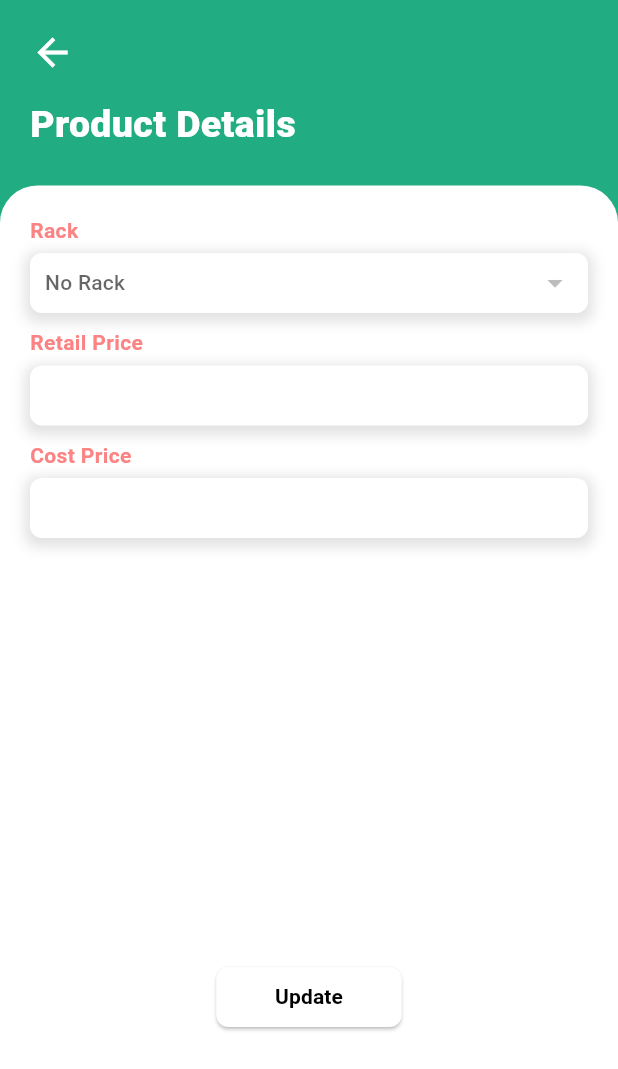
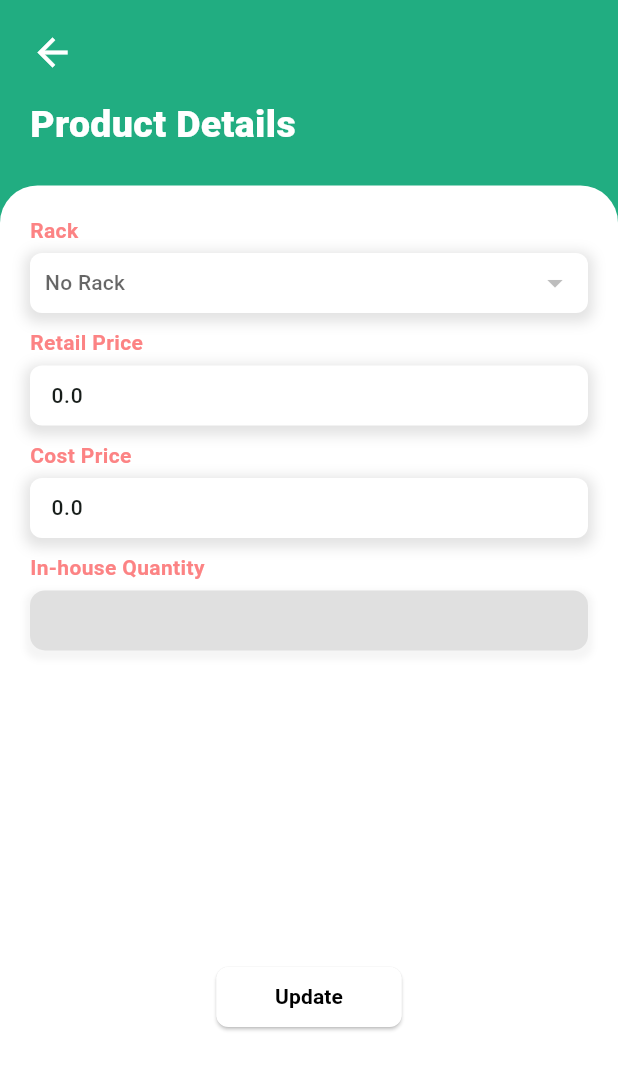
Before and after one commit to UnidboxIT/UnidboxApp, a Flutter app: the ProductDetailScreen screen opened directly with empty values, after a tap on the "edit document" icon, on a phone screen of 412 x 824 dp. Shown: the top 1069 px of the screen. Run offline on Flutter 3.47's test engine with Material 3 defaults, Android fonts, the light colour scheme and no system bars; drawn by our look-alikes of dropdown_button2; our stand-ins replace cached_network_image, flutter_svg, focus_detector_v2, get, get_storage, image_picker and 4 more; missing offline and left inert: mobile_scanner, syncfusion_flutter_barcodes; accounts and stored records are empty; network calls fail.

Commit message:
product detail update

```diff
--- a/lib/controllers/home_controllers/product_detail_controller.dart
+++ b/lib/controllers/home_controllers/product_detail_controller.dart
@@ -29,7 +29,10 @@ class ProductDetailController extends GetxController {
     update();
   }
 
-  addValueForProductUpdate() {}
+  addRetailPriceCostPrice(String retailPrice, String costPrice) {
+    txtRetailPrice.text = retailPrice;
+    txtCostPrice.text = costPrice;
+  }
 
   updateSelectedRacksData(values) {
     for (var data in racksList) {
--- a/lib/views/screens/home/inventory_screens/inventory_tracker/details/Inhouse_stock_widget.dart
+++ b/lib/views/screens/home/inventory_screens/inventory_tracker/details/Inhouse_stock_widget.dart
@@ -56,6 +56,7 @@ Widget inhouseStockWidget(ProductDetailController controller) {
                   String id = controller
                       .inhouseStockList[index].warehouseList[0]
                       .toString();
+                  controller.inHouseQty = qty;
                   return eachInhouseStockWidget(
                       location, qty.toString(), id, index);
                 },
--- a/lib/views/screens/home/inventory_screens/inventory_tracker/details/product_detail_screen.dart
+++ b/lib/views/screens/home/inventory_screens/inventory_tracker/details/product_detail_screen.dart
@@ -116,6 +116,7 @@ class ProductDetailScreen extends StatelessWidget {
       String retailPrice = controller.productsDetail.price.toString();
       String costPrice = controller.productsDetail.costPrice.toString();
       List attribueList = controller.productsDetail.attributeList;
+      controller.addRetailPriceCostPrice(retailPrice, costPrice);
       return Padding(
         padding: const EdgeInsets.only(left: 20, top: 20, bottom: 20),
         child: Column(
--- a/lib/views/screens/home/inventory_screens/inventory_tracker/details/product_detail_update.dart
+++ b/lib/views/screens/home/inventory_screens/inventory_tracker/details/product_detail_update.dart
@@ -1,5 +1,6 @@
 import 'package:dropdown_button2/dropdown_button2.dart';
 import 'package:flutter/material.dart';
+import 'package:flutter/widgets.dart';
 import 'package:get/get.dart';
 import 'package:responsive_sizer/responsive_sizer.dart';
 import 'package:unidbox_app/controllers/home_controllers/product_detail_controller.dart';
@@ -67,6 +68,38 @@ class ProductDetailUpdateScreen extends StatelessWidget {
             const SizedBox(height: 10),
             eachTextFieldWidget("Cost Price", controller.txtCostPrice, ""),
             const SizedBox(height: 10),
+            Padding(
+              padding: const EdgeInsets.symmetric(horizontal: 20),
+              child: Column(
+                crossAxisAlignment: CrossAxisAlignment.start,
+                children: [
+                  textWidget(
+                    "In-house Quantity",
+                    fontWeight: FontWeight.bold,
+                    color: AppColor.pinkColor,
+                  ),
+                  const SizedBox(height: 5),
+                  Container(
+                    width: 100.w,
+                    height: 40,
+                    padding: const EdgeInsets.symmetric(horizontal: 10),
+                    alignment: Alignment.centerLeft,
+                    decoration: BoxDecoration(
+                        color: Colors.grey.shade300,
+                        borderRadius: BorderRadius.circular(10),
+                        boxShadow: [
+                          BoxShadow(
+                            color: Colors.grey.shade100,
+                            blurRadius: 3,
+                            spreadRadius: 3,
+                            offset: const Offset(0, 3),
+                          )
+                        ]),
+                    child: textWidget(controller.inHouseQty),
+                  ),
+                ],
+              ),
+            ),
             const Spacer(),
             SizedBox(width: 30.w, child: buttonWidget("Update", () {})),
             SizedBox(height: 10.h),
```
